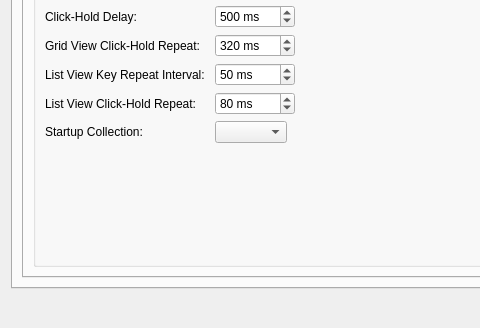
First picture: the form in src/ui/dialogs/settingsdialog.ui, repository EtherAura/Kartend, before the edit; both pictures show x 0 to 480 and y 292 to 620 of the 900 by 620 pixel window.
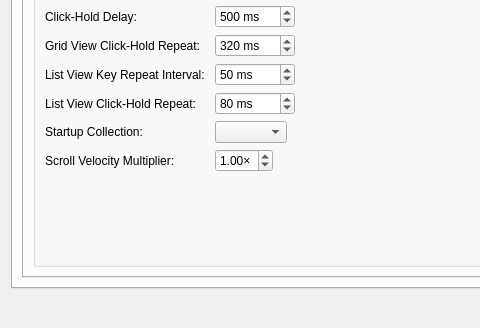
Second picture: the form after the edit. The open tabs and pages were chosen to show the change. Icons and pictures are not drawn.

Commit message: feat(settings): add global scroll velocity multiplier (Kartend-9cl)

Patch:
```diff
--- a/src/ui/dialogs/settingsdialog.ui
+++ b/src/ui/dialogs/settingsdialog.ui
@@ -1372,6 +1372,41 @@
               </property>
              </widget>
             </item>
+            <item row="12" column="0">
+             <widget class="QLabel" name="scrollVelocityMultiplierLabel">
+              <property name="text">
+               <string>Scroll Velocity Multiplier:</string>
+              </property>
+             </widget>
+            </item>
+            <item row="12" column="1">
+             <widget class="QDoubleSpinBox" name="scrollVelocityMultiplierSpinBox">
+              <property name="sizePolicy"><sizepolicy hsizetype="Fixed" vsizetype="Fixed"><horstretch>0</horstretch><verstretch>0</verstretch></sizepolicy></property>
+              <property name="minimumWidth"><number>80</number></property>
+              <property name="maximumWidth"><number>80</number></property>
+              <property name="toolTip">
+               <string>Multiplier applied to mouse wheel rows and held-arrow key-repeat cadence. 1.0× = unchanged.</string>
+              </property>
+              <property name="suffix">
+               <string>×</string>
+              </property>
+              <property name="decimals">
+               <number>2</number>
+              </property>
+              <property name="singleStep">
+               <double>0.25</double>
+              </property>
+              <property name="minimum">
+               <double>0.25</double>
+              </property>
+              <property name="maximum">
+               <double>5.00</double>
+              </property>
+              <property name="value">
+               <double>1.00</double>
+              </property>
+             </widget>
+            </item>
                </layout>
               </item>
               <item>
```
The commit also changes 6 other files.
